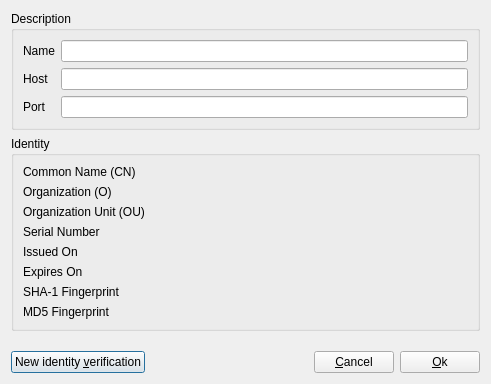
This is haveclip-desktop/src/NodeDialog.ui in aither64/haveclip-desktop as Qt 5 draws it before an edit. The edited form follows.
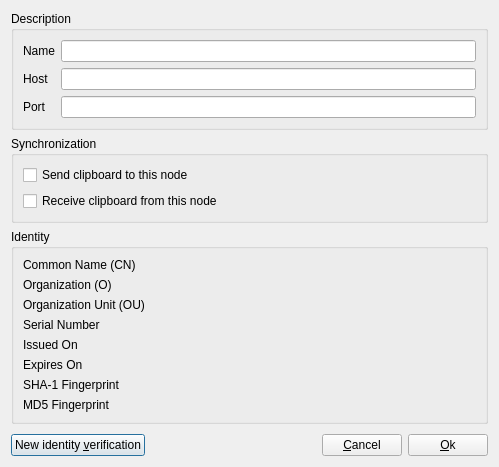
This is the edited form. Icons and pictures are not drawn.

Commit message: Enable/disable send/receive per node

What changed in the file:
```diff
--- a/haveclip-desktop/src/NodeDialog.ui
+++ b/haveclip-desktop/src/NodeDialog.ui
@@ -6,8 +6,8 @@
    <rect>
     <x>0</x>
     <y>0</y>
-    <width>491</width>
-    <height>384</height>
+    <width>499</width>
+    <height>467</height>
    </rect>
   </property>
   <property name="windowTitle">
@@ -57,6 +57,29 @@
      </layout>
     </widget>
    </item>
+   <item>
+    <widget class="QGroupBox" name="groupBox_3">
+     <property name="title">
+      <string>Synchronization</string>
+     </property>
+     <layout class="QVBoxLayout" name="verticalLayout_2">
+      <item>
+       <widget class="QCheckBox" name="sendCheckBox">
+        <property name="text">
+         <string>Send clipboard to this node</string>
+        </property>
+       </widget>
+      </item>
+      <item>
+       <widget class="QCheckBox" name="receiveCheckBox">
+        <property name="text">
+         <string>Receive clipboard from this node</string>
+        </property>
+       </widget>
+      </item>
+     </layout>
+    </widget>
+   </item>
    <item>
     <widget class="QGroupBox" name="groupBox">
      <property name="title">
```
The commit also changes 2 other files.
